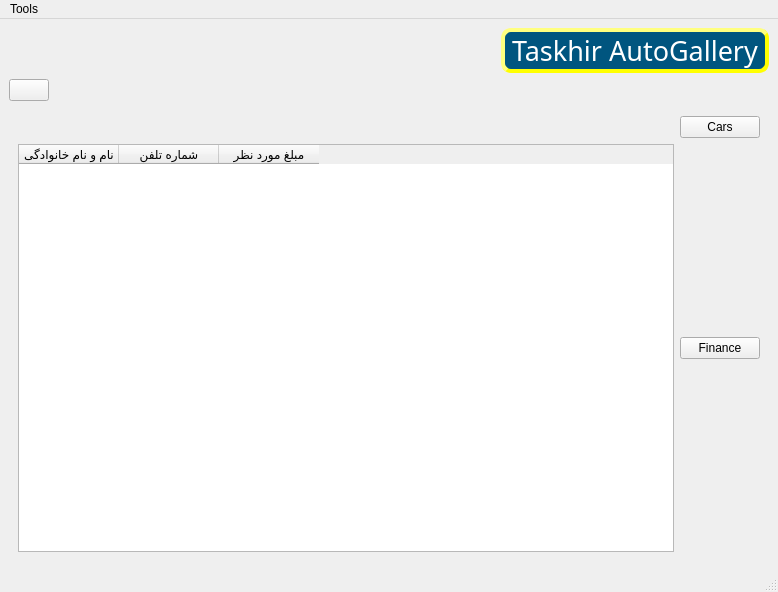
The window that CarExhibitionManagement/MainWindow.ui (behruzsayyadi/AP98Project) describes before a commit, drawn with Qt 5.
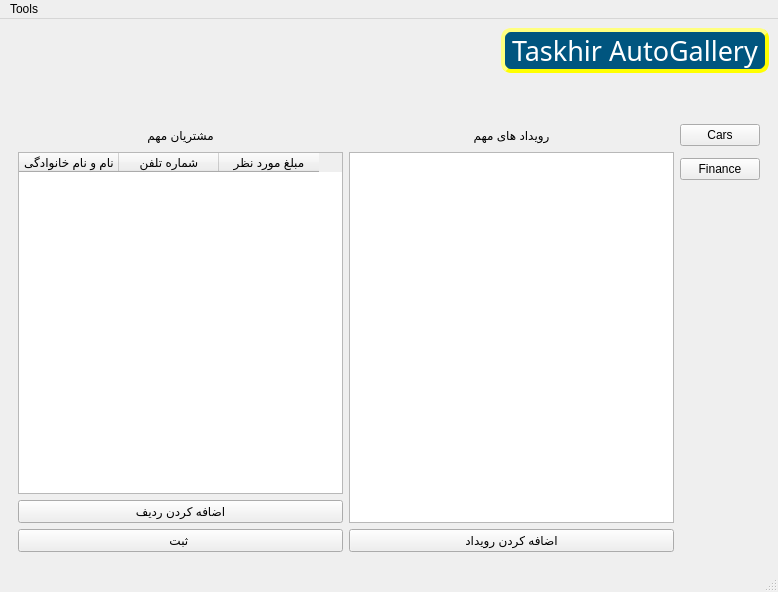
The same window after the commit. The open tabs and pages were chosen to show the change. Icons and pictures are not drawn. Custom widgets are drawn as their Qt base class.

```diff
--- a/CarExhibitionManagement/MainWindow.ui
+++ b/CarExhibitionManagement/MainWindow.ui
@@ -76,22 +76,87 @@
       </widget>
       <widget class="QWidget" name="page_Home">
        <layout class="QGridLayout" name="layout_HomePage">
-        <item row="1" column="1">
+        <item row="5" column="0">
+         <widget class="QPushButton" name="pushButton_addImportantCustomerRow">
+          <property name="text">
+           <string>اضافه کردن ردیف</string>
+          </property>
+          <property name="icon">
+           <iconset resource="resources.qrc">
+            <normaloff>:/bitmap/icon/resources/icon_plus.png</normaloff>:/bitmap/icon/resources/icon_plus.png</iconset>
+          </property>
+         </widget>
+        </item>
+        <item row="6" column="0">
+         <widget class="QPushButton" name="pushButton_saveImportantCustomerRow">
+          <property name="text">
+           <string>ثبت </string>
+          </property>
+          <property name="icon">
+           <iconset resource="resources.qrc">
+            <normaloff>:/bitmap/icon/resources/icon_save.png</normaloff>:/bitmap/icon/resources/icon_save.png</iconset>
+          </property>
+          <property name="flat">
+           <bool>false</bool>
+          </property>
+         </widget>
+        </item>
+        <item row="1" column="0">
+         <widget class="QLabel" name="label_Important_Customers">
+          <property name="text">
+           <string>مشتریان مهم</string>
+          </property>
+          <property name="alignment">
+           <set>Qt::AlignCenter</set>
+          </property>
+          <property name="buddy">
+           <cstring>tableWidget_important_customers</cstring>
+          </property>
+         </widget>
+        </item>
+        <item row="3" column="2">
          <widget class="QPushButton" name="pushButton_Finance">
           <property name="text">
            <string>Finance</string>
           </property>
          </widget>
         </item>
-        <item row="0" column="1">
+        <item row="6" column="1">
+         <widget class="QPushButton" name="pushButton_addEvent">
+          <property name="text">
+           <string>اضافه کردن رویداد</string>
+          </property>
+          <property name="icon">
+           <iconset resource="resources.qrc">
+            <normaloff>:/bitmap/icon/resources/icon_plus.png</normaloff>:/bitmap/icon/resources/icon_plus.png</iconset>
+          </property>
+         </widget>
+        </item>
+        <item row="1" column="1">
+         <widget class="QLabel" name="label_Events">
+          <property name="text">
+           <string>رویداد های مهم</string>
+          </property>
+          <property name="alignment">
+           <set>Qt::AlignCenter</set>
+          </property>
+          <property name="buddy">
+           <cstring>listWidget_Events</cstring>
+          </property>
+         </widget>
+        </item>
+        <item row="1" column="2">
          <widget class="QPushButton" name="pushButton_Cars">
           <property name="text">
            <string>Cars</string>
           </property>
          </widget>
         </item>
-        <item row="1" column="0">
-         <widget class="QTableWidget" name="tableWidget_important_people">
+        <item row="2" column="1" rowspan="4">
+         <widget class="QListWidget" name="listWidget_Events"/>
+        </item>
+        <item row="2" column="0" rowspan="3">
+         <widget class="QTableWidget" name="tableWidget_important_customers">
           <column>
            <property name="text">
             <string>نام و نام خانوادگی</string>
@@ -109,6 +174,19 @@
           </column>
          </widget>
         </item>
+        <item row="4" column="2">
+         <spacer name="verticalSpacer">
+          <property name="orientation">
+           <enum>Qt::Vertical</enum>
+          </property>
+          <property name="sizeHint" stdset="0">
+           <size>
+            <width>20</width>
+            <height>40</height>
+           </size>
+          </property>
+         </spacer>
+        </item>
        </layout>
       </widget>
       <widget class="Page_Cars" name="page_Cars"/>
@@ -183,8 +261,8 @@
       </property>
       <property name="minimumSize">
        <size>
-        <width>10</width>
-        <height>10</height>
+        <width>30</width>
+        <height>30</height>
        </size>
       </property>
       <property name="text">
@@ -192,7 +270,16 @@
       </property>
       <property name="icon">
        <iconset resource="resources.qrc">
-        <normaloff>:/bitmap/icon/resources/back_button_icon.png</normaloff>:/bitmap/icon/resources/back_button_icon.png</iconset>
+        <normaloff>:/bitmap/icon/resources/icon_back.png</normaloff>:/bitmap/icon/resources/icon_back.png</iconset>
+      </property>
+      <property name="iconSize">
+       <size>
+        <width>35</width>
+        <height>35</height>
+       </size>
+      </property>
+      <property name="flat">
+       <bool>true</bool>
       </property>
      </widget>
     </item>
```
Left out of the diff: 159 changed lines with no effect on the pictures.
